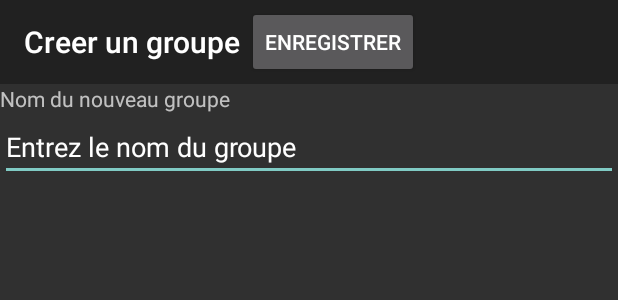
After one commit to h-d3v/skillbill-mobile, an Android app: the layout frag_creer_groupe.xml on its own in the app's theme, with its tools: preview values and no code run, on a phone screen of 412 x 824 dp. The commit adds this screen. Shown: the top 300 px of the screen. Run offline under Robolectric (Android 15) with nearby library versions, the phone set to English and light mode, and no system bars.

Commit message:
Ebauche MVP de l'activite creerGroupe

```diff
--- a/app/src/main/AndroidManifest.xml
+++ b/app/src/main/AndroidManifest.xml
@@ -8,10 +8,10 @@
             android:label="@string/app_name"
             android:roundIcon="@mipmap/ic_launcher_round"
             android:supportsRtl="true"
-            android:theme="@style/AppTheme">
+            android:theme="@style/Theme.AppCompat.NoActionBar">
+
         <activity
-                android:name=".ui.login.LoginActivity"
-                android:label="@string/app_name">
+                android:name=".ui.ActivityCreerGroupe">
             <intent-filter>
                 <action android:name="android.intent.action.MAIN"/>
 
--- a/app/src/main/java/com/jde/skillbill/domaine/entites/Groupe.java
+++ b/app/src/main/java/com/jde/skillbill/domaine/entites/Groupe.java
@@ -14,7 +14,10 @@ public class Groupe {
     private Monnaie monnaieDuGroupe;
     private Utilisateur utilisateurCreateurGroupe;
 
-    public Groupe(String nom, Utilisateur utilisateurCreateur, Monnaie monnaieAUtiliserDansLeGroupe) {
+    public Groupe(String nomGroupe, Utilisateur utilisateurCreateurGroupe,  Monnaie monnaieDuGroupe) {
+        this.nomGroupe = nomGroupe;
+        this.monnaieDuGroupe = monnaieDuGroupe;
+        this.utilisateurCreateurGroupe = utilisateurCreateurGroupe;
     }
 
     public String getNomGroupe() {
--- a/app/src/main/java/com/jde/skillbill/presentation/IContratVuePresenteurCreerGroupe.java
+++ b/app/src/main/java/com/jde/skillbill/presentation/IContratVuePresenteurCreerGroupe.java
@@ -6,13 +6,14 @@ import java.util.List;
 
 public interface IContratVuePresenteurCreerGroupe {
     interface VueCreerGroupe{
+        void setPresenteurCreerGroupe(PresenteurCreerGroupe presenteurCreerGroupe);
+
         String getNomGroupe();
-        List<Utilisateur> getUtilisateursAjoutesAuGroupe();
 
     }
 
     interface PresenteurCreerGroupe {
        void creerGroupe();
-       List<Utilisateur> getUtilisateursAmis();
+
     }
 }
--- /dev/null
+++ b/app/src/main/res/layout/activite_voir_groupes.xml
@@ -0,0 +1,6 @@
+<?xml version="1.0" encoding="utf-8"?>
+<androidx.constraintlayout.widget.ConstraintLayout xmlns:android="http://schemas.android.com/apk/res/android"
+                                                   android:layout_width="match_parent"
+                                                   android:layout_height="match_parent">
+
+</androidx.constraintlayout.widget.ConstraintLayout>
--- /dev/null
+++ b/app/src/main/res/layout/frag_creer_groupe.xml
@@ -0,0 +1,31 @@
+<?xml version="1.0" encoding="utf-8"?>
+<LinearLayout xmlns:android="http://schemas.android.com/apk/res/android"
+              xmlns:app="http://schemas.android.com/apk/res-auto"
+              xmlns:tools="http://schemas.android.com/tools"
+              android:layout_width="match_parent"
+              android:layout_height="match_parent" android:orientation="vertical">
+    <androidx.appcompat.widget.Toolbar
+            android:layout_width="match_parent"
+            android:layout_height="wrap_content"
+            android:background="?attr/colorPrimary"
+            android:theme="?attr/actionBarTheme"
+            android:minHeight="?attr/actionBarSize" android:id="@+id/toolbarCreerGroupe"
+
+            app:title="@string/titre_toolbar_creer_groupe">
+        <Button
+                android:id="@+id/btnEnregistrer"
+                android:layout_width="wrap_content"
+                android:layout_height="wrap_content"
+                android:text="@string/action_enregistrer"/>
+
+    </androidx.appcompat.widget.Toolbar>
+    <TextView
+            android:text="@string/titre_nom_Groupe"
+            android:layout_width="match_parent"
+            android:layout_height="wrap_content" android:id="@+id/textViewNomGroupeTitre" />
+    <EditText
+            android:layout_width="match_parent"
+            android:layout_height="wrap_content" android:id="@+id/textViewNomGroupeEntree"
+            android:inputType="text" tools:text="@string/textview_nom_groupe_a_creer"
+            android:autofillHints="@string/textview_nom_groupe_a_creer"/>
+</LinearLayout>
--- a/app/src/main/res/values/strings.xml
+++ b/app/src/main/res/values/strings.xml
@@ -1,12 +1,9 @@
 <resources>
     <string name="app_name">SkillBill</string>
-    <!-- Strings related to login -->
-    <string name="prompt_email">Email</string>
-    <string name="prompt_password">Password</string>
-    <string name="action_sign_in">Sign in or register</string>
-    <string name="action_sign_in_short">Sign in</string>
-    <string name="welcome">"Welcome !"</string>
-    <string name="invalid_username">Not a valid username</string>
-    <string name="invalid_password">Password must be >5 characters</string>
-    <string name="login_failed">"Login failed"</string>
+    <!-- Strings pour creerGroupeActivite -->
+    <string name="nomGroupeACreer">Nom du groupe</string>
+    <string name="titre_toolbar_creer_groupe">Creer un groupe</string>
+    <string name="action_enregistrer">Enregistrer</string>
+    <string name="titre_nom_Groupe">Nom du nouveau groupe</string>
+    <string name="textview_nom_groupe_a_creer">Entrez le nom du groupe</string>
 </resources>
```
Also changed, not shown: app/src/main/java/com/jde/skillbill/presentation/modele/Modele.java (added, +37 -0 lines), app/src/main/java/com/jde/skillbill/presentation/presenteur/PresenteurCreerGroupe.java (added, +29 -0 lines), app/src/main/java/com/jde/skillbill/presentation/vue/VueCreerGroupe.java (added, +52 -0 lines), app/src/main/java/com/jde/skillbill/ui/ActivityCreerGroupe.java (added, +26 -0 lines), app/src/main/res/layout/activite_creer_groupe.xml (added, +7 -0 lines), app/src/main/res/layout/activity_login.xml (deleted, +0 -79 lines), app/src/main/res/layout/frag_voir_groupes.xml (added, +22 -0 lines).
